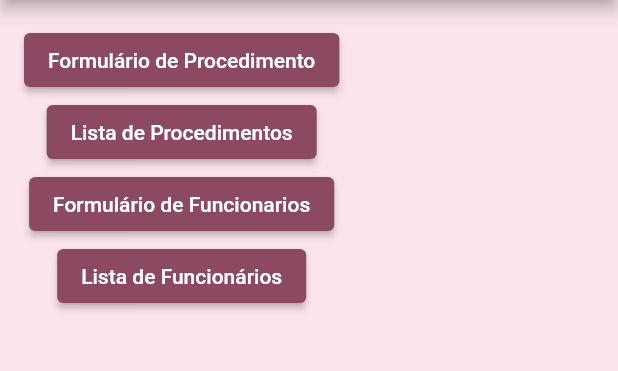
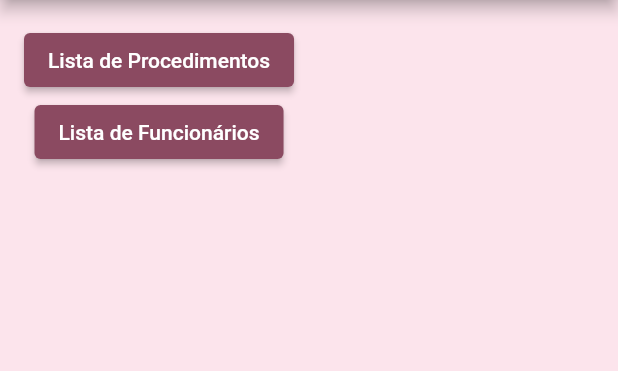
Before and after one commit to carlasoliveira/ClinicManager, a Flutter app: the screen it shows after launch, on a phone screen of 412 x 824 dp, the part 84-455 px from its top. Run offline on Flutter 3.47's test engine with Material 3 defaults, Android fonts, the phone set to English and light mode, and no system bars; our stand-ins replace sqflite; accounts and stored records are empty.

Commit message:
ajuste das rotas, atualização das páginas ao desempilhar

```diff
--- a/lib/widget/principal.dart
+++ b/lib/widget/principal.dart
@@ -25,28 +25,10 @@ class Principal extends StatelessWidget {
                 onPressed: () {
                   Navigator.push(
                     context,
-                    MaterialPageRoute(builder: (context) => FormProcedimento()),
-                  );
-                },
-                child: Text('Formulário de Procedimento'),
-              ),
-              ElevatedButton(
-                onPressed: () {
-                  Navigator.push(
-                    context,
                     MaterialPageRoute(builder: (context) => ProcedimentoForm()),
                   );
                 },
                 child: Text('Lista de Procedimentos'),
-              ),
-              ElevatedButton(
-                onPressed: () {
-                  Navigator.push(
-                    context,
-                    MaterialPageRoute(builder: (context) => FormFuncionario()),
-                  );
-                },
-                child: Text('Formulário de Funcionarios'),
               ),
               ElevatedButton(
                 onPressed: () {
```
Also changed, not shown: lib/widget/pagina_funcionarios.dart (+16 -1 lines), lib/widget/pagina_procedimentos.dart (+16 -2 lines).
